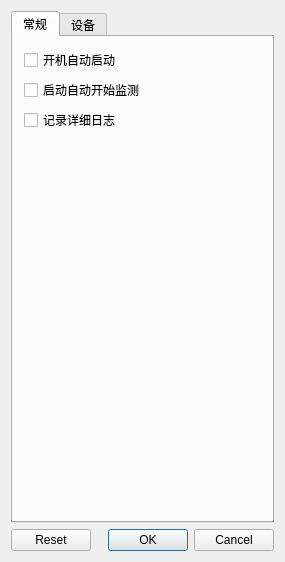
This is sources/settingdialog.ui in cx3386/WheelMonitor as Qt 5 draws it before an edit. The edited form follows.
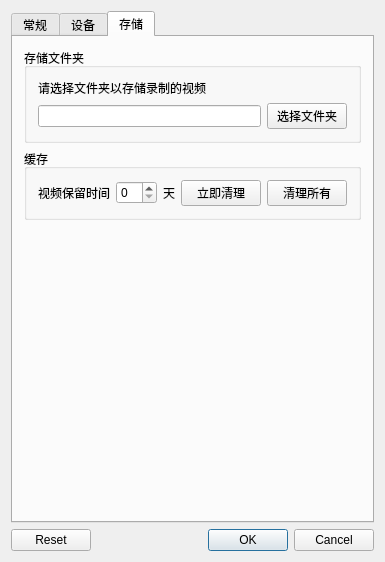
This is the edited form. Icons and pictures are not drawn.

Commit message: - 增加车牌截取模块 - 增加读取传感器数据的小工具 - 可修改视频保存目录

What changed in the file:
```diff
--- a/sources/settingdialog.ui
+++ b/sources/settingdialog.ui
@@ -12,8 +12,8 @@
    <rect>
     <x>0</x>
     <y>0</y>
-    <width>276</width>
-    <height>476</height>
+    <width>304</width>
+    <height>353</height>
    </rect>
   </property>
   <property name="windowTitle">
@@ -24,10 +24,20 @@
     <normaloff>:/WheelMonitor/Resources/images/setting.png</normaloff>:/WheelMonitor/Resources/images/setting.png</iconset>
   </property>
   <layout class="QGridLayout" name="gridLayout">
+   <item row="2" column="0">
+    <widget class="QDialogButtonBox" name="buttonBox">
+     <property name="standardButtons">
+      <set>QDialogButtonBox::Cancel|QDialogButtonBox::Ok|QDialogButtonBox::Reset</set>
+     </property>
+     <property name="centerButtons">
+      <bool>false</bool>
+     </property>
+    </widget>
+   </item>
    <item row="0" column="0">
     <widget class="QTabWidget" name="tabWidget">
      <property name="currentIndex">
-      <number>0</number>
+      <number>2</number>
      </property>
      <widget class="QWidget" name="commonTab">
       <attribute name="title">
@@ -475,16 +485,98 @@
        </item>
       </layout>
      </widget>
-    </widget>
-   </item>
-   <item row="1" column="0">
-    <widget class="QDialogButtonBox" name="buttonBox">
-     <property name="standardButtons">
-      <set>QDialogButtonBox::Cancel|QDialogButtonBox::Ok|QDialogButtonBox::Reset</set>
-     </property>
-     <property name="centerButtons">
-      <bool>false</bool>
-     </property>
+     <widget class="QWidget" name="tab">
+      <attribute name="title">
+       <string>存储</string>
+      </attribute>
+      <layout class="QFormLayout" name="formLayout_8">
+       <item row="0" column="0" colspan="2">
+        <widget class="QGroupBox" name="groupBox">
+         <property name="title">
+          <string>存储文件夹</string>
+         </property>
+         <layout class="QGridLayout" name="gridLayout_3">
+          <item row="1" column="0">
+           <widget class="QLineEdit" name="lnEd_saveDir"/>
+          </item>
+          <item row="1" column="1">
+           <widget class="QPushButton" name="btn_saveDir">
+            <property name="text">
+             <string>选择文件夹</string>
+            </property>
+           </widget>
+          </item>
+          <item row="0" column="0" colspan="2">
+           <widget class="QLabel" name="label">
+            <property name="text">
+             <string>请选择文件夹以存储录制的视频</string>
+            </property>
+            <property name="buddy">
+             <cstring>lnEd_saveDir</cstring>
+            </property>
+           </widget>
+          </item>
+         </layout>
+        </widget>
+       </item>
+       <item row="1" column="0" colspan="2">
+        <widget class="QGroupBox" name="groupBox_2">
+         <property name="title">
+          <string>缓存</string>
+         </property>
+         <layout class="QGridLayout" name="gridLayout_4">
+          <item row="2" column="3">
+           <widget class="QLabel" name="label_3">
+            <property name="text">
+             <string>天</string>
+            </property>
+           </widget>
+          </item>
+          <item row="2" column="2">
+           <widget class="QSpinBox" name="spb_saveDays"/>
+          </item>
+          <item row="2" column="6">
+           <widget class="QPushButton" name="btn_clearAll">
+            <property name="text">
+             <string>清理所有</string>
+            </property>
+           </widget>
+          </item>
+          <item row="2" column="5">
+           <widget class="QPushButton" name="btn_clearNow">
+            <property name="text">
+             <string>立即清理</string>
+            </property>
+           </widget>
+          </item>
+          <item row="2" column="0">
+           <widget class="QLabel" name="label_2">
+            <property name="text">
+             <string>视频保留时间</string>
+            </property>
+            <property name="buddy">
+             <cstring>spb_saveDays</cstring>
+            </property>
+           </widget>
+          </item>
+          <item row="2" column="4">
+           <spacer name="horizontalSpacer">
+            <property name="orientation">
+             <enum>Qt::Horizontal</enum>
+            </property>
+            <property name="sizeHint" stdset="0">
+             <size>
+              <width>40</width>
+              <height>20</height>
+             </size>
+            </property>
+           </spacer>
+          </item>
+         </layout>
+        </widget>
+       </item>
+      </layout>
+     </widget>
     </widget>
    </item>
   </layout>
```
Left out of the diff: 460 changed lines with no effect on the pictures. The commit also changes 56 other files.
